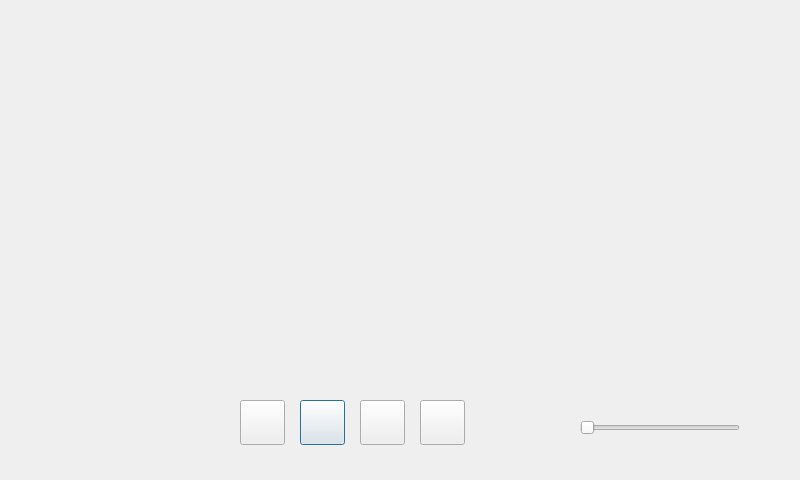
Above: InterfaceEleve/interfaceaudio.ui from Sam-Depardieu/Labo-de-langue before the change. Below: the same form after it.
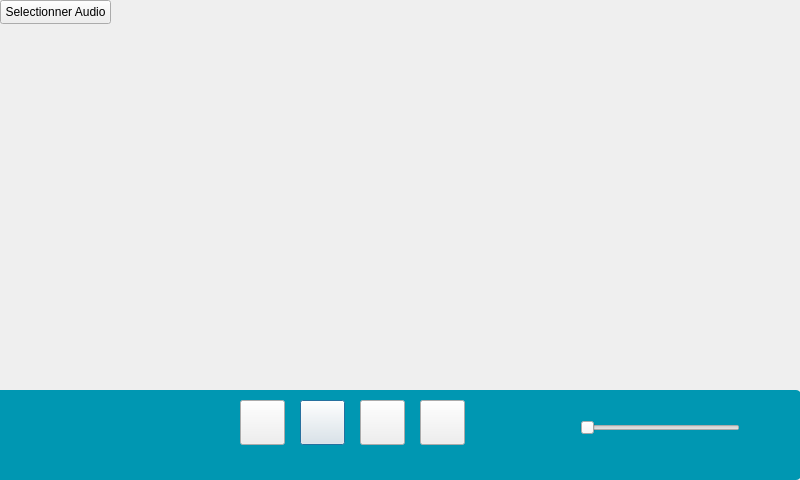
That is the form after the change.

```diff
--- a/InterfaceEleve/interfaceaudio.ui
+++ b/InterfaceEleve/interfaceaudio.ui
@@ -65,7 +65,7 @@
     <string/>
    </property>
   </widget>
-  <widget class="QSlider" name="horizontalSlider">
+  <widget class="QSlider" name="horizontalSliderSon">
    <property name="geometry">
     <rect>
      <x>580</x>
@@ -78,6 +78,60 @@
     <enum>Qt::Horizontal</enum>
    </property>
   </widget>
+  <widget class="QPushButton" name="pushButton_2">
+   <property name="geometry">
+    <rect>
+     <x>-10</x>
+     <y>390</y>
+     <width>811</width>
+     <height>90</height>
+    </rect>
+   </property>
+   <property name="styleSheet">
+    <string notr="true">QPushButton {
+    background-color: rgb(0, 151, 178); /* Fond bleu */
+    color: white; /* Texte en blanc */
+    border: none; /* Enlever le contour si nécessaire */
+    border-radius: 5px; /* Optionnel : coins arrondis */
+    font-weight: bold; /* Optionnel : texte en gras */
+}</string>
+   </property>
+   <property name="text">
+    <string/>
+   </property>
+  </widget>
+  <widget class="QPushButton" name="pushButton_SelectAudio">
+   <property name="geometry">
+    <rect>
+     <x>0</x>
+     <y>0</y>
+     <width>111</width>
+     <height>24</height>
+    </rect>
+   </property>
+   <property name="text">
+    <string>Selectionner Audio</string>
+   </property>
+  </widget>
+  <widget class="QWidget" name="horizontalLayoutWidget">
+   <property name="geometry">
+    <rect>
+     <x>9</x>
+     <y>30</y>
+     <width>781</width>
+     <height>341</height>
+    </rect>
+   </property>
+   <layout class="QHBoxLayout" name="horizontalLayout"/>
+  </widget>
+  <zorder>pushButton_2</zorder>
+  <zorder>pushButton_Play</zorder>
+  <zorder>pushButton_Avant</zorder>
+  <zorder>pushButton_Apres</zorder>
+  <zorder>pushButton_Pause</zorder>
+  <zorder>horizontalSliderSon</zorder>
+  <zorder>pushButton_SelectAudio</zorder>
+  <zorder>horizontalLayoutWidget</zorder>
  </widget>
  <resources/>
  <connections/>
```
